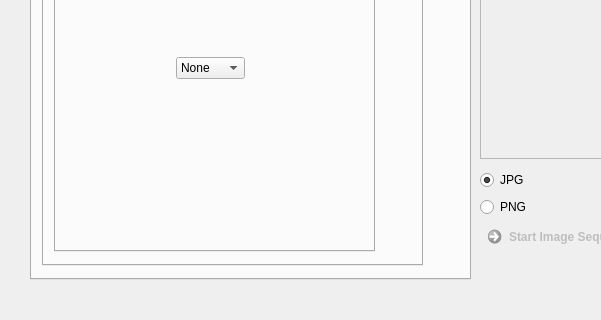
CoSE-Jerry/Flashlapse_NEO, file _ui/FlashLapse_CP.ui: the form before one commit; both pictures show x 0 to 601 and y 180 to 500 of the 800 by 500 pixel window.
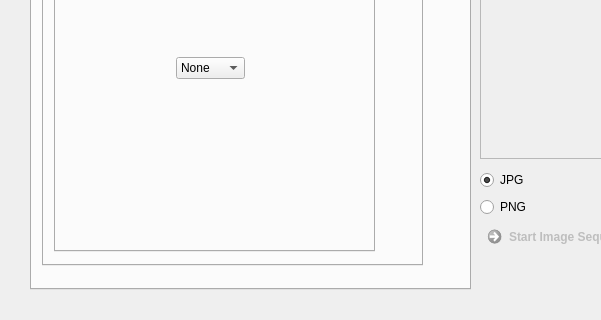
The form after the commit. The open tabs and pages were chosen to show the change. Icons and pictures are not drawn.

Diff of the .ui file:
```diff
--- a/_ui/FlashLapse_CP.ui
+++ b/_ui/FlashLapse_CP.ui
@@ -97,7 +97,7 @@
       <x>30</x>
       <y>20</y>
       <width>441</width>
-      <height>421</height>
+      <height>431</height>
      </rect>
     </property>
     <property name="currentIndex">
```
Left out of the diff: 2 changed lines with no effect on the pictures.
